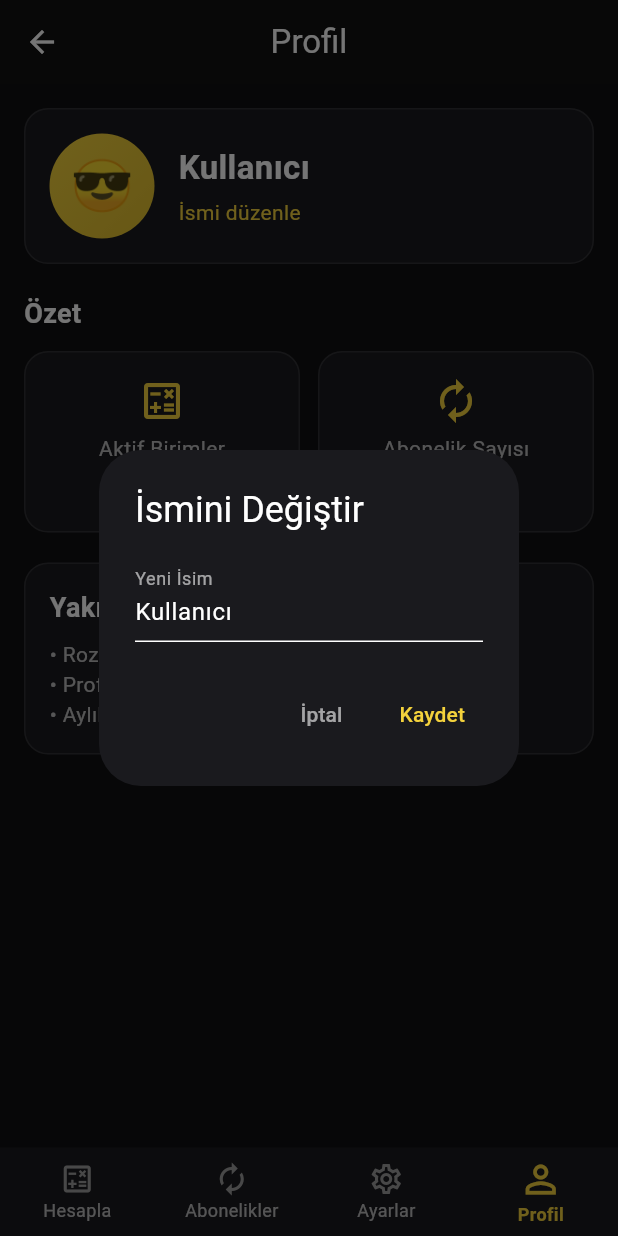
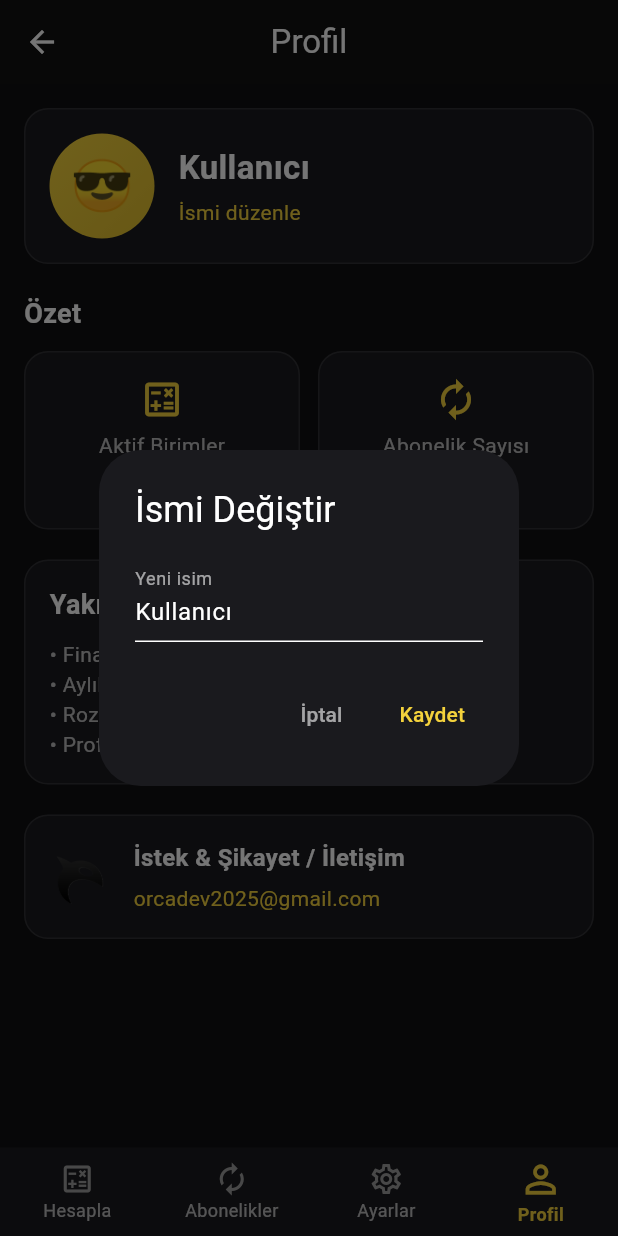
Before and after one commit to tunahan-kara/Donermatik, a Flutter app: the MainNavigation screen opened by its route, item 4 of the bottom bar chosen, after a tap on "İsmi düzenle", on a phone screen of 412 x 824 dp. Run offline on Flutter 3.47's test engine with Material 3 defaults, Android fonts, the phone set to English and light mode, and no system bars; our stand-ins replace shared_preferences; accounts and stored records are empty.

Commit message:
Donermatik 1.0.0 is ready for market.

```diff
--- a/donermatik/lib/screens/dashboard_screen.dart
+++ b/donermatik/lib/screens/dashboard_screen.dart
@@ -59,9 +59,12 @@ class _DashboardScreenState extends State<DashboardScreen> {
 
     return Scaffold(
       appBar: AppBar(
-        title: const Text("Dönermatik Dashboard"),
+        title: const Text("Dönermatik"),
         centerTitle: true,
+        scrolledUnderElevation: 0,
+        surfaceTintColor: Colors.transparent,
       ),
+
       body: SingleChildScrollView(
         padding: const EdgeInsets.all(16),
         child: Column(
--- a/donermatik/lib/screens/home_screen.dart
+++ b/donermatik/lib/screens/home_screen.dart
@@ -67,7 +67,7 @@ class _HomeScreenState extends State<HomeScreen> {
                         ),
                         SizedBox(height: 4),
                         Text(
-                          "Seçriğin birimlerden kaç adet alabileceğini öğren!",
+                          "Seçtiğin birimlerden kaç adet alabileceğini öğren!",
                           style: TextStyle(
                             fontSize: 13,
                             color: AppColors.textSecondary,
--- a/donermatik/lib/screens/onboarding_welcome.dart
+++ b/donermatik/lib/screens/onboarding_welcome.dart
@@ -75,7 +75,7 @@ class _OnboardingWelcomeScreenState extends State<OnboardingWelcomeScreen>
                 const Padding(
                   padding: EdgeInsets.symmetric(horizontal: 32),
                   child: Text(
-                    "Harcamalarını döner cinsinden ölç, eğlenirken tasarruf et. "
+                    "Harcamalarını istediğin birim cinsinden ölç, eğlenirken tasarruf et. "
                     "Dönermatik artık yanında!",
                     textAlign: TextAlign.center,
                     style: TextStyle(
@@ -101,7 +101,7 @@ class _OnboardingWelcomeScreenState extends State<OnboardingWelcomeScreen>
                   ),
                   onPressed: completeOnboarding,
                   child: const Text(
-                    "Başlayalım 🚀",
+                    "Hadi Başlayalım 🚀",
                     style: TextStyle(fontSize: 17),
                   ),
                 ),
--- a/donermatik/lib/screens/profile_screen.dart
+++ b/donermatik/lib/screens/profile_screen.dart
@@ -1,5 +1,4 @@
 import 'package:flutter/material.dart';
-import '../theme/app_theme.dart';
 import '../theme/app_theme.dart';
 
 class ProfileScreen extends StatefulWidget {
@@ -16,8 +15,9 @@ class ProfileScreen extends StatefulWidget {
   State<ProfileScreen> createState() => _ProfileScreenState();
 }
 
-class _ProfileScreenState extends State<ProfileScreen> {
-  // Varsayılan avatar ve isim
+class _ProfileScreenState extends State<ProfileScreen>
+    with SingleTickerProviderStateMixin {
+  // Varsayılan profil bilgileri
   String avatar = "😎";
   String userName = "Kullanıcı";
 
@@ -35,14 +35,14 @@ class _ProfileScreenState extends State<ProfileScreen> {
       builder: (_) => AlertDialog(
         backgroundColor: AppColors.cardDark,
         title: const Text(
-          "İsmini Değiştir",
+          "İsmi Değiştir",
           style: TextStyle(color: Colors.white),
         ),
         content: TextField(
           controller: nameC,
           style: const TextStyle(color: Colors.white),
           decoration: const InputDecoration(
-            labelText: "Yeni İsim",
+            labelText: "Yeni isim",
             labelStyle: TextStyle(color: Colors.white60),
           ),
         ),
@@ -69,14 +69,14 @@ class _ProfileScreenState extends State<ProfileScreen> {
   }
 
   // ----------------------------------------------------------
-  // AVATAR SEÇME SHEET
+  // AVATAR SEÇME MODAL BOTTOM SHEET
   // ----------------------------------------------------------
   void _chooseAvatar() {
     showModalBottomSheet(
       context: context,
       backgroundColor: AppColors.cardDark,
       shape: const RoundedRectangleBorder(
-        borderRadius: BorderRadius.vertical(top: Radius.circular(24)),
+        borderRadius: BorderRadius.vertical(top: Radius.circular(22)),
       ),
       builder: (_) => Padding(
         padding: const EdgeInsets.all(16),
@@ -87,15 +87,15 @@ class _ProfileScreenState extends State<ProfileScreen> {
               "Avatar Seç",
               style: TextStyle(
                 fontSize: 18,
+                color: AppColors.textPrimary,
                 fontWeight: FontWeight.bold,
-                color: AppColors.textPrimary,
               ),
             ),
             const SizedBox(height: 16),
 
             Wrap(
-              spacing: 16,
-              runSpacing: 16,
+              spacing: 18,
+              runSpacing: 18,
               children: avatars.map((a) {
                 return GestureDetector(
                   onTap: () {
@@ -103,24 +103,24 @@ class _ProfileScreenState extends State<ProfileScreen> {
                     Navigator.pop(context);
                   },
                   child: Container(
-                    width: 64,
-                    height: 64,
+                    width: 62,
+                    height: 62,
                     decoration: BoxDecoration(
                       shape: BoxShape.circle,
-                      color: Colors.white12,
+                      color: Colors.white10,
                       border: Border.all(
                         color: a == avatar ? AppColors.accent : Colors.white24,
                         width: 2,
                       ),
                     ),
                     alignment: Alignment.center,
-                    child: Text(a, style: const TextStyle(fontSize: 32)),
+                    child: Text(a, style: const TextStyle(fontSize: 30)),
                   ),
                 );
               }).toList(),
             ),
 
-            const SizedBox(height: 20),
+            const SizedBox(height: 18),
           ],
         ),
       ),
@@ -133,7 +133,12 @@ class _ProfileScreenState extends State<ProfileScreen> {
   @override
   Widget build(BuildContext context) {
     return Scaffold(
-      appBar: AppBar(title: const Text("Profil"), centerTitle: true),
+      appBar: AppBar(
+        title: const Text("Profil"),
+        centerTitle: true,
+        scrolledUnderElevation: 0,
+        surfaceTintColor: Colors.transparent,
+      ),
 
       body: SingleChildScrollView(
         padding: const EdgeInsets.all(16),
@@ -141,7 +146,7 @@ class _ProfileScreenState extends State<ProfileScreen> {
           crossAxisAlignment: CrossAxisAlignment.start,
           children: [
             // -------------------------------------------------------
-            //  PROFIL KARTI
+            // PROFIL KARTI
             // -------------------------------------------------------
             Container(
               width: double.infinity,
@@ -149,7 +154,7 @@ class _ProfileScreenState extends State<ProfileScreen> {
               padding: const EdgeInsets.all(16),
               child: Row(
                 children: [
-                  // Avatar bubble
+                  // Avatar
                   GestureDetector(
                     onTap: _chooseAvatar,
                     child: Container(
@@ -170,7 +175,7 @@ class _ProfileScreenState extends State<ProfileScreen> {
 
                   const SizedBox(width: 16),
 
-                  // Name + Edit Button
+                  // Name + edit
                   Column(
                     crossAxisAlignment: CrossAxisAlignment.start,
                     children: [
@@ -183,7 +188,6 @@ class _ProfileScreenState extends State<ProfileScreen> {
                         ),
                       ),
                       const SizedBox(height: 4),
-
                       GestureDetector(
                         onTap: _changeName,
                         child: const Text(
@@ -203,7 +207,7 @@ class _ProfileScreenState extends State<ProfileScreen> {
             const SizedBox(height: 20),
 
             // -------------------------------------------------------
-            //  HIZLI İSTATİSTİK KARTLARI
+            // ÖZET KARTLARI
             // -------------------------------------------------------
             const Text(
               "Özet",
@@ -213,6 +217,7 @@ class _ProfileScreenState extends State<ProfileScreen> {
                 color: AppColors.textPrimary,
               ),
             ),
+
             const SizedBox(height: 12),
 
             Row(
@@ -225,16 +230,13 @@ class _ProfileScreenState extends State<ProfileScreen> {
                       children: [
                         const Icon(
                           Icons.calculate_outlined,
-                          size: 32,
+                          size: 30,
                           color: AppColors.accent,
                         ),
                         const SizedBox(height: 6),
                         const Text(
                           "Aktif Birimler",
-                          style: TextStyle(
-                            color: AppColors.textSecondary,
-                            fontSize: 14,
-                          ),
+                          style: TextStyle(color: AppColors.textSecondary),
                         ),
                         Text(
                           widget.activeUnitCount.toString(),
@@ -257,16 +259,13 @@ class _ProfileScreenState extends State<ProfileScreen> {
                       children: [
                         const Icon(
                           Icons.autorenew,
-                          size: 32,
+                          size: 30,
                           color: AppColors.accent,
                         ),
                         const SizedBox(height: 6),
                         const Text(
                           "Abonelik Sayısı",
-                          style: TextStyle(
-                            color: AppColors.textSecondary,
-                            fontSize: 14,
-                          ),
+                          style: TextStyle(color: AppColors.textSecondary),
                         ),
                         Text(
                           widget.subscriptionCount.toString(),
@@ -286,11 +285,11 @@ class _ProfileScreenState extends State<ProfileScreen> {
             const SizedBox(height: 20),
 
             // -------------------------------------------------------
-            //  YAKINDA ÖZELLİKLER
+            // YAKINDA GELECEK ÖZELLİKLER
             // -------------------------------------------------------
             Container(
+              width: double.infinity,
               decoration: AppTheme.cardDecoration(),
-              width: double.infinity,
               padding: const EdgeInsets.all(16),
               child: const Column(
                 crossAxisAlignment: CrossAxisAlignment.start,
@@ -303,7 +302,15 @@ class _ProfileScreenState extends State<ProfileScreen> {
                       color: AppColors.textPrimary,
                     ),
                   ),
-                  SizedBox(height: 8),
+                  SizedBox(height: 10),
+                  Text(
+                    "• Finans takibi 📊",
+                    style: TextStyle(color: AppColors.textSecondary),
+                  ),
+                  Text(
+                    "• Aylık / yıllık harcama analizleri 📈",
+                    style: TextStyle(color: AppColors.textSecondary),
+                  ),
                   Text(
                     "• Rozetler ve başarı sistemi 🏅",
                     style: TextStyle(color: AppColors.textSecondary),
@@ -312,13 +319,62 @@ class _ProfileScreenState extends State<ProfileScreen> {
                     "• Profil kişiselleştirme seçenekleri ✨",
                     style: TextStyle(color: AppColors.textSecondary),
                   ),
-                  Text(
-                    "• Aylık / yıllık harcama analizleri 📊",
-                    style: TextStyle(color: AppColors.textSecondary),
+                ],
+              ),
+            ),
+
+            const SizedBox(height: 20),
+
+            // -------------------------------------------------------
+            // ORCA İLETİŞİM KARTI
+            // -------------------------------------------------------
+            Container(
+              width: double.infinity,
+              decoration: AppTheme.cardDecoration(),
+              padding: const EdgeInsets.all(16),
+              child: Row(
+                children: [
+                  // Logo bubble
+                  Container(
+                    width: 42,
+                    height: 42,
+                    child: Image.asset(
+                      "assets/orca_logo.png",
+                      fit: BoxFit.cover,
+                    ),
+                  ),
+
+                  const SizedBox(width: 14),
+
+                  // Texts
+                  const Expanded(
+                    child: Column(
+                      crossAxisAlignment: CrossAxisAlignment.start,
+                      children: [
+                        Text(
+                          "İstek & Şikayet / İletişim",
+                          style: TextStyle(
+                            fontSize: 16,
+                            fontWeight: FontWeight.bold,
+                            color: AppColors.textPrimary,
+                          ),
+                        ),
+                        SizedBox(height: 6),
+                        Text(
+                          "orcadev2025@gmail.com",
+                          style: TextStyle(
+                            fontSize: 14,
+                            color: AppColors.accent,
+                          ),
+                        ),
+                      ],
+                    ),
                   ),
                 ],
               ),
             ),
+
+            const SizedBox(height: 40),
           ],
         ),
       ),
--- a/donermatik/lib/utils/default_units.dart
+++ b/donermatik/lib/utils/default_units.dart
@@ -5,21 +5,21 @@ class DefaultUnits {
     UnitModel(
       id: 'doner',
       name: 'Döner',
-      price: 120.0, // 1 porsiyon döner = 120 TL (örnek)
+      price: 180.0, // 1 porsiyon döner = 180 TL (örnek)
       icon: '🥙',
     ),
     UnitModel(
       id: 'cigarette',
       name: 'Sigara',
-      price: 70.0, // 1 paket sigara
+      price: 95.0, // 1 paket sigara
       icon: '🚬',
     ),
     UnitModel(
       id: 'tea',
       name: 'Çay',
-      price: 10.0, // 1 bardak çay
+      price: 40.0, // 1 bardak çay
       icon: '☕',
     ),
-    UnitModel(id: 'simit', name: 'Simit', price: 12.0, icon: '🥐'),
+    UnitModel(id: 'simit', name: 'Simit', price: 30.0, icon: '🥐'),
   ];
 }
--- a/donermatik/pubspec.yaml
+++ b/donermatik/pubspec.yaml
@@ -66,6 +66,10 @@ flutter:
   # the material Icons class.
   uses-material-design: true
 
+  assets:
+  - assets/orca_logo.png
+
+
   # To add assets to your application, add an assets section, like this:
   # assets:
   #   - images/a_dot_burr.jpeg
```
Also changed, not shown: donermatik/assets/orca_logo.png (added).
